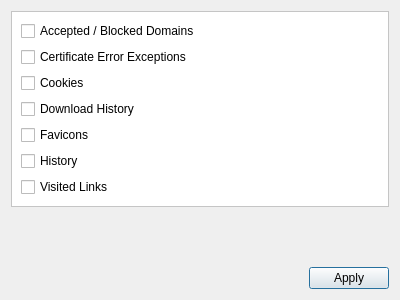
textbrowser/dooble, file 2.x/UI/dooble_clear_items.ui: the form before one commit.
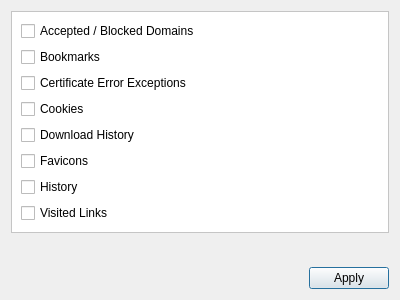
The form after the commit. Icons and pictures are not drawn.

The edit to the form file:
```diff
--- a/2.x/UI/dooble_clear_items.ui
+++ b/2.x/UI/dooble_clear_items.ui
@@ -37,6 +37,13 @@
         </property>
        </widget>
       </item>
+      <item>
+       <widget class="QCheckBox" name="bookmarks">
+        <property name="text">
+         <string>Bookmarks</string>
+        </property>
+       </widget>
+      </item>
       <item>
        <widget class="QCheckBox" name="certificate_error_exceptions">
         <property name="text">
```
Left out of the diff: 1 changed line with no effect on the pictures.
